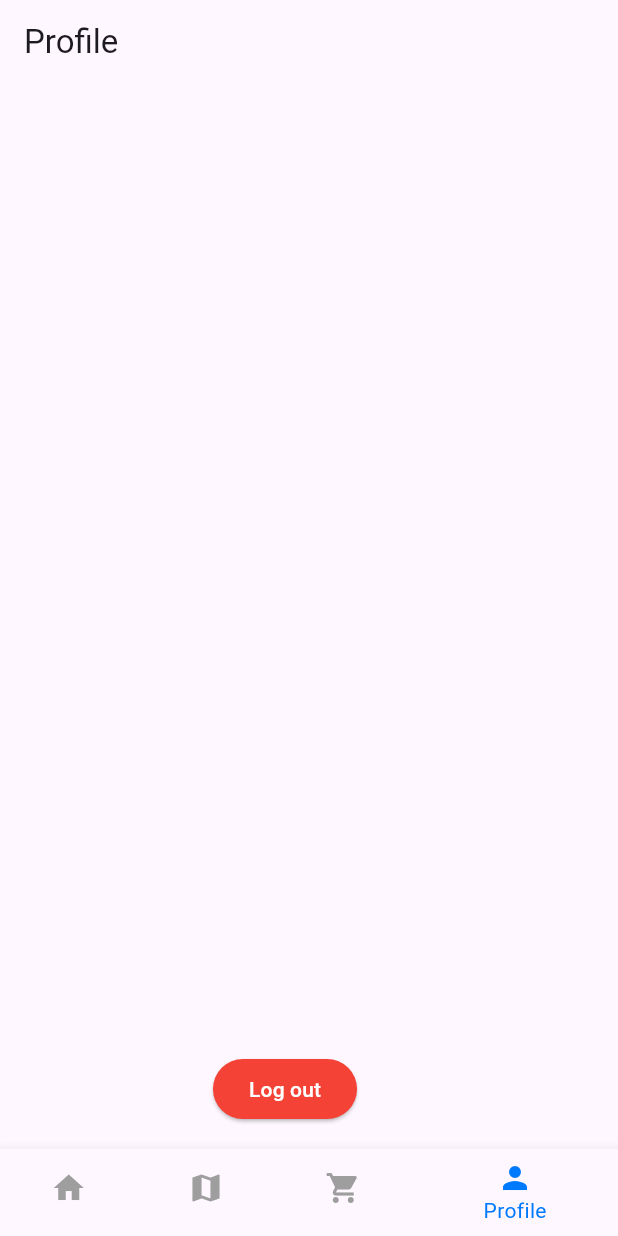
After one commit to JarvisLam-LemonCEO/CMPE137, a Flutter app: the CustomerHome screen opened directly, item 4 of the bottom bar chosen, on a phone screen of 412 x 824 dp. The commit adds this screen. Run offline on Flutter 3.47's test engine with Material 3 defaults, Android fonts, the phone set to English and light mode, and no system bars; our stand-ins replace local_auth; Roboto replaces fonts that are missing (SF Pro Display).

Commit message:
customer home page added

```diff
--- /dev/null
+++ b/lib/customerHome.dart
@@ -0,0 +1,103 @@
+import 'package:flutter/material.dart';
+import 'hello.dart'; // Import your hello.dart file
+
+class CustomerHome extends StatefulWidget {
+  const CustomerHome({Key? key}) : super(key: key);
+
+  @override
+  State<CustomerHome> createState() => _CustomerHomeState();
+}
+
+class _CustomerHomeState extends State<CustomerHome> {
+  int _selectedIndex = 0;
+
+  final List<String> _tabTitles = [
+    'Home',
+    'Vendor Radar',
+    'Order',
+    'Profile',
+  ];
+
+  bool _isLogoutVisible = false;
+
+  @override
+  Widget build(BuildContext context) {
+    return Scaffold(
+      appBar: AppBar(
+        automaticallyImplyLeading: false, // Remove the back button
+        title: Text(_tabTitles[_selectedIndex]),
+      ),
+      body: _selectedIndex == 3 // Check if the profile tab is selected
+          ? Column(
+              mainAxisAlignment: MainAxisAlignment.center,
+              crossAxisAlignment: CrossAxisAlignment.stretch,
+              children: [
+                // Add your profile tab's content here
+              ],
+            )
+          : Container(), // If another tab is selected, show an empty container
+      bottomNavigationBar: BottomNavigationBar(
+        currentIndex: _selectedIndex,
+        onTap: _onItemTapped,
+        selectedItemColor: Color.fromARGB(255, 0, 122, 252), // Light blue color for selected item
+        unselectedItemColor: Colors.grey, // Gray color for unselected item
+        items: const [
+          BottomNavigationBarItem(
+            icon: Icon(Icons.home),
+            label: 'Home',
+          ),
+          BottomNavigationBarItem(
+            icon: Icon(Icons.map),
+            label: 'Vendor Radar',
+          ),
+          BottomNavigationBarItem(
+            icon: Icon(Icons.shopping_cart),
+            label: 'Order',
+          ),
+          BottomNavigationBarItem(
+            icon: Icon(Icons.person),
+            label: 'Profile',
+          ),
+        ],
+      ),
+      floatingActionButton: _selectedIndex == 3 // Only show the button on the Profile tab
+          ? AnimatedOpacity(
+              opacity: _isLogoutVisible ? 1.0 : 0.0,
+              duration: Duration(milliseconds: 500),
+              child: Row(
+                mainAxisAlignment: MainAxisAlignment.center,
+                children: [
+                  Spacer(),
+                  ElevatedButton(
+                    onPressed: () {
+                      Navigator.push(
+                        context,
+                        MaterialPageRoute(builder: (context) => HelloPage()),
+                      );
+                    },
+                    child: Text(
+                      'Log out',
+                      style: TextStyle(color: Colors.white),
+                    ),
+                    style: ElevatedButton.styleFrom(
+                      primary: Colors.red,
+                      shape: RoundedRectangleBorder(
+                        borderRadius: BorderRadius.circular(30),
+                      ),
+                    ),
+                  ),
+                  Spacer(),
+                ],
+              ),
+            )
+          : null, // If another tab is selected, hide the button
+    );
+  }
+
+  void _onItemTapped(int index) {
+    setState(() {
+      _selectedIndex = index;
+      _isLogoutVisible = index == 3;
+    });
+  }
+}
--- a/lib/signUpComplete.dart
+++ b/lib/signUpComplete.dart
@@ -1,7 +1,26 @@
 import 'package:flutter/material.dart';
+import 'customerHome.dart'; // Import your customerHome.dart file
 
-class SignUpCompletePage extends StatelessWidget {
+class SignUpCompletePage extends StatefulWidget {
   const SignUpCompletePage({Key? key}) : super(key: key);
+
+  @override
+  _SignUpCompletePageState createState() => _SignUpCompletePageState();
+}
+
+class _SignUpCompletePageState extends State<SignUpCompletePage> {
+  @override
+  void initState() {
+    super.initState();
+
+    // Delay the navigation to the CustomerHome page by 2 seconds
+    Future.delayed(Duration(seconds: 2), () {
+      Navigator.pushReplacement(
+        context,
+        MaterialPageRoute(builder: (context) => CustomerHome()),
+      );
+    });
+  }
 
   @override
   Widget build(BuildContext context) {
```
